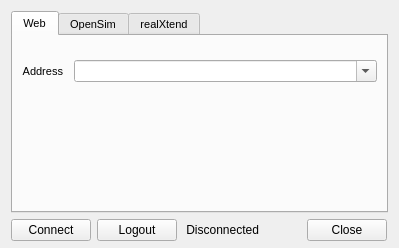
realXtend/tundra, file bin/data/ui/login.ui: the form before one commit.
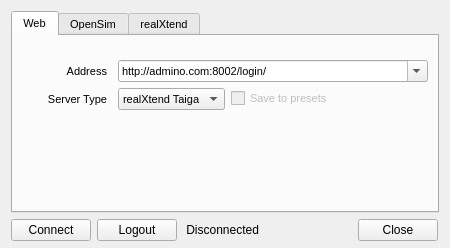
The form after the commit. The open tabs and pages were chosen to show the change.

Commit message: * Disables the RexDBLogin project and replaces it with RexWebLogin in RexLogicModule::RexLoginWindow NOTE: do runprebuild due to cmakefiles have been changes a bit in trunk and in RexLogic. * Added some UI elements and functionality to WebLogin widget * Modified RexLoginWindow UIs WebLogin tab a little bit

What changed in the file:
```diff
--- a/bin/data/ui/login.ui
+++ b/bin/data/ui/login.ui
@@ -6,7 +6,7 @@
    <rect>
     <x>0</x>
     <y>0</y>
-    <width>399</width>
+    <width>450</width>
     <height>248</height>
    </rect>
   </property>
@@ -62,6 +62,18 @@
             <layout class="QHBoxLayout" name="horizontalLayout">
              <item>
               <widget class="QLabel" name="label">
+               <property name="minimumSize">
+                <size>
+                 <width>90</width>
+                 <height>0</height>
+                </size>
+               </property>
+               <property name="maximumSize">
+                <size>
+                 <width>90</width>
+                 <height>16777215</height>
+                </size>
+               </property>
                <property name="text">
                 <string>Address</string>
                </property>
@@ -84,10 +96,76 @@
                <property name="editable">
                 <bool>true</bool>
                </property>
+               <item>
+                <property name="text">
+                 <string>http://admino.com:8002/login/</string>
+                </property>
+               </item>
               </widget>
              </item>
             </layout>
            </item>
+           <item>
+            <layout class="QHBoxLayout" name="horizontalLayout_2">
+             <item>
+              <widget class="QLabel" name="label_ServerType">
+               <property name="minimumSize">
+                <size>
+                 <width>90</width>
+                 <height>0</height>
+                </size>
+               </property>
+               <property name="maximumSize">
+                <size>
+                 <width>90</width>
+                 <height>16777215</height>
+                </size>
+               </property>
+               <property name="text">
+                <string>Server Type</string>
+               </property>
+               <property name="alignment">
+                <set>Qt::AlignRight|Qt::AlignTrailing|Qt::AlignVCenter</set>
+               </property>
+               <property name="indent">
+                <number>5</number>
+               </property>
+              </widget>
+             </item>
+             <item>
+              <widget class="QComboBox" name="comboBox_ServerType">
+               <item>
+                <property name="text">
+                 <string>realXtend Taiga</string>
+                </property>
+               </item>
+              </widget>
+             </item>
+             <item>
+              <widget class="QCheckBox" name="checkBox">
+               <property name="enabled">
+                <bool>false</bool>
+               </property>
+               <property name="text">
+                <string>Save to presets</string>
+               </property>
+              </widget>
+             </item>
+             <item>
+              <spacer name="horizontalSpacer_ServerType">
+               <property name="orientation">
+                <enum>Qt::Horizontal</enum>
+               </property>
+               <property name="sizeHint" stdset="0">
+                <size>
+                 <width>40</width>
+                 <height>20</height>
+                </size>
+               </property>
+              </spacer>
+             </item>
+            </layout>
+           </item>
            <item>
             <spacer name="verticalSpacer_3">
              <property name="orientation">
```
Left out of the diff: 9 changed lines with no effect on the pictures. The commit also changes 12 other files.
